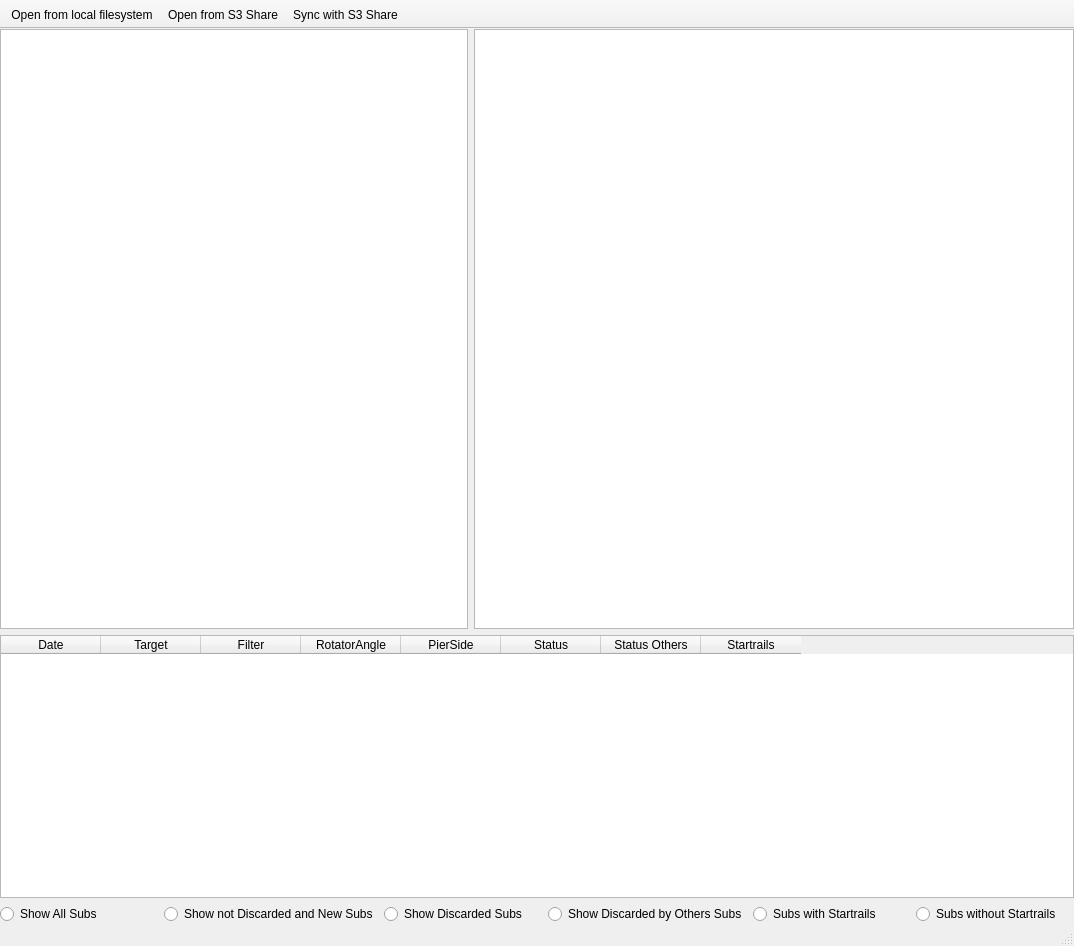
First picture: the form in mainWindow.ui, repository michael-ring/pyBlink, before the edit.
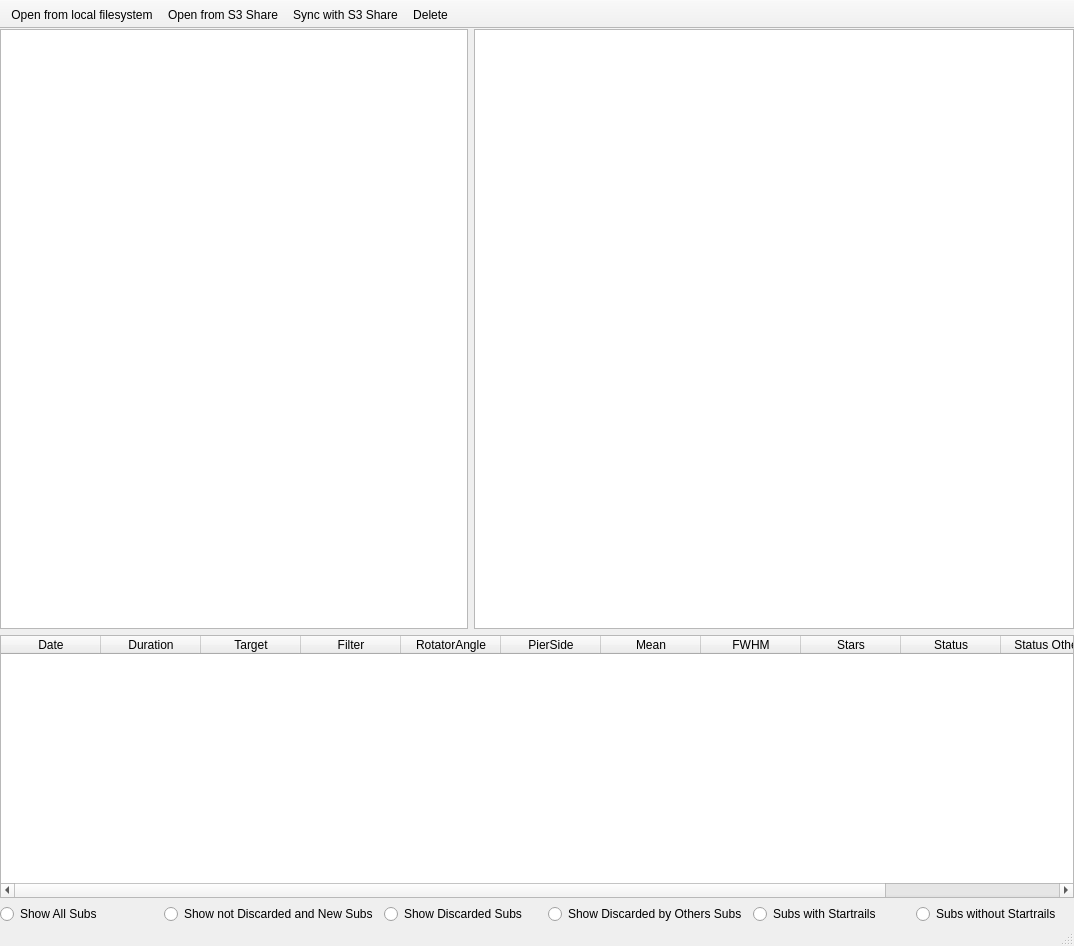
Second picture: the form after the edit. Icons and pictures are not drawn.

Commit message: Added finctionality for radiobuttons and local delete of file

```diff
--- a/mainWindow.ui
+++ b/mainWindow.ui
@@ -93,7 +93,7 @@
          <number>0</number>
         </property>
         <property name="columnCount">
-         <number>8</number>
+         <number>12</number>
         </property>
         <attribute name="verticalHeaderVisible">
          <bool>false</bool>
@@ -103,6 +103,11 @@
           <string>Date</string>
          </property>
         </column>
+        <column>
+         <property name="text">
+          <string>Duration</string>
+         </property>
+        </column>
         <column>
          <property name="text">
           <string>Target</string>
@@ -123,6 +128,21 @@
           <string>PierSide</string>
          </property>
         </column>
+        <column>
+         <property name="text">
+          <string>Mean</string>
+         </property>
+        </column>
+        <column>
+         <property name="text">
+          <string>FWHM</string>
+         </property>
+        </column>
+        <column>
+         <property name="text">
+          <string>Stars</string>
+         </property>
+        </column>
         <column>
          <property name="text">
           <string>Status</string>
@@ -217,6 +237,7 @@
    <addaction name="actionOpen"/>
    <addaction name="actionS3Open"/>
    <addaction name="actionSync"/>
+   <addaction name="actionDelete"/>
   </widget>
   <action name="actionOpen">
    <property name="icon">
@@ -252,6 +273,9 @@
    </property>
   </action>
   <action name="actionDelete">
+   <property name="enabled">
+    <bool>true</bool>
+   </property>
    <property name="icon">
     <iconset theme="QIcon::ThemeIcon::EditDelete"/>
    </property>
```
The commit also changes 4 other files.
